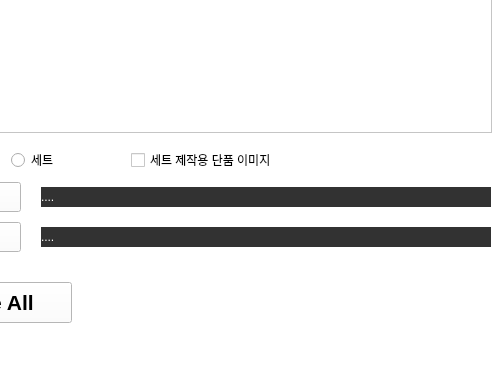
Above: 03_resource/ui_imageMaking.ui from suni1015/ImageMaking before the change; both pictures show x 99 to 600 and y 348 to 723 of the 600 by 723 pixel window. Below: the same form after it.
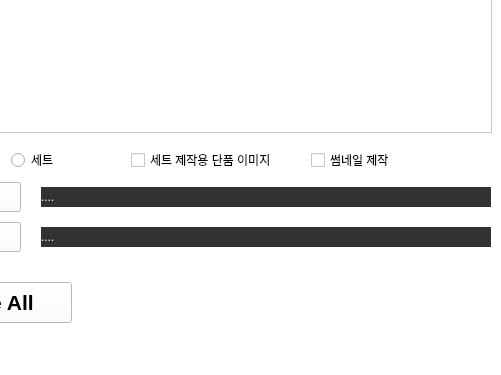
That is the form after the change.

Commit message: ui 누락

What changed in the file:
```diff
--- a/03_resource/ui_imageMaking.ui
+++ b/03_resource/ui_imageMaking.ui
@@ -251,7 +251,7 @@
      <rect>
       <x>230</x>
       <y>500</y>
-      <width>201</width>
+      <width>161</width>
       <height>16</height>
      </rect>
     </property>
@@ -259,6 +259,19 @@
      <string>세트 제작용 단품 이미지</string>
     </property>
    </widget>
+   <widget class="QCheckBox" name="check_thumb">
+    <property name="geometry">
+     <rect>
+      <x>410</x>
+      <y>500</y>
+      <width>161</width>
+      <height>16</height>
+     </rect>
+    </property>
+    <property name="text">
+     <string>썸네일 제작</string>
+    </property>
+   </widget>
   </widget>
   <widget class="QMenuBar" name="menubar">
    <property name="geometry">
```
Left out of the diff: 2 changed lines with no effect on the pictures.
